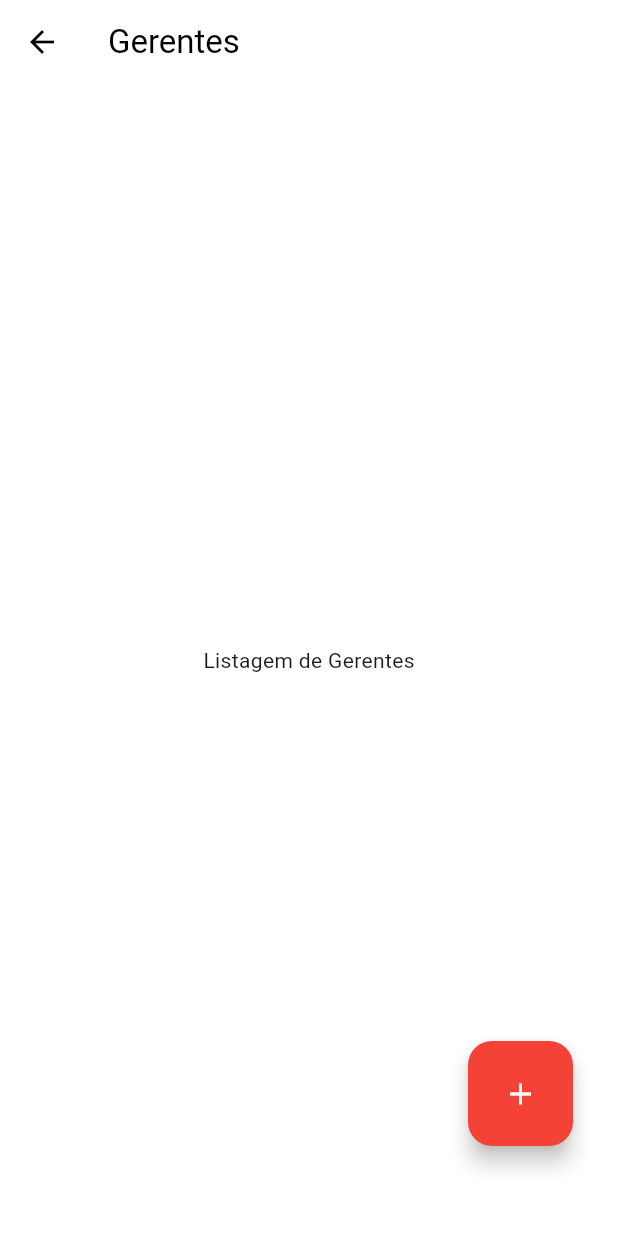
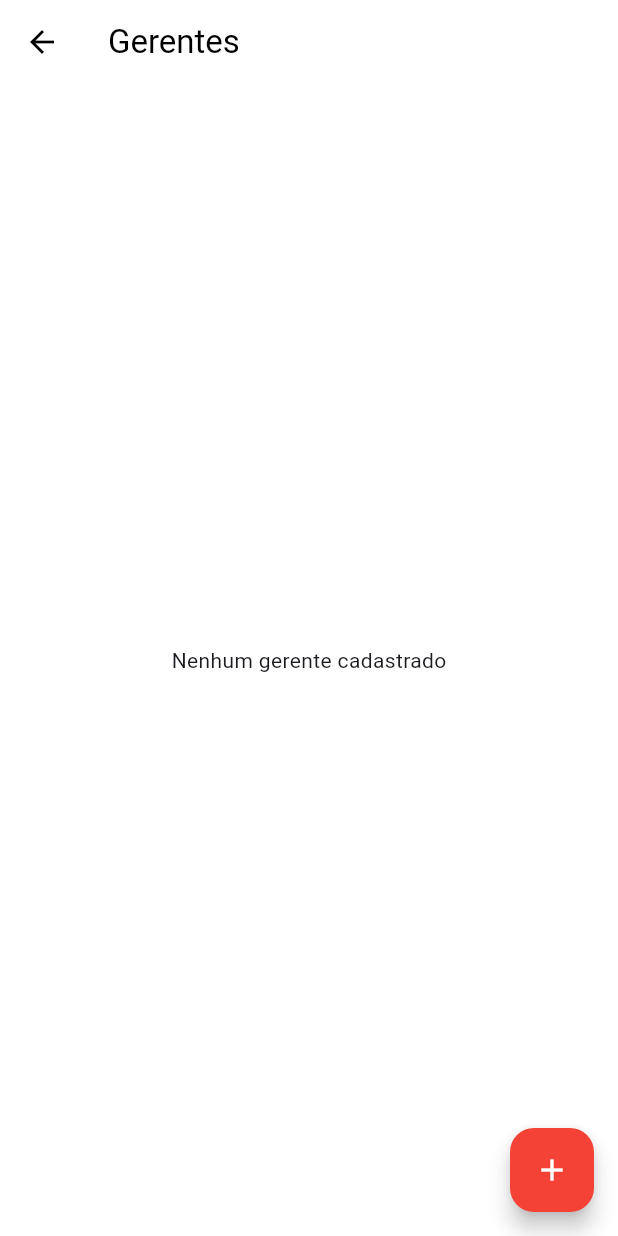
Before and after one commit to Leticia-LC/Desafio-Final, a Flutter app: the GerentesScreen screen opened directly, on a phone screen of 412 x 824 dp. Run offline on Flutter 3.47's test engine with Material 3 defaults, Android fonts, the light colour scheme and no system bars; our stand-ins replace mask_text_input_formatter, shared_preferences, sqflite; accounts and stored records are empty.

Commit message:
Listar Gerentes e algumas alterações no banco de dados

```diff
--- a/desafio_final/lib/Model/Database.dart
+++ b/desafio_final/lib/Model/Database.dart
@@ -147,30 +147,25 @@ class DatabaseHelper {
   }
 
   // Operações para Gerente
-  Future<int> saveGerente(Gerente gerente) async {
+  Future<void> saveGerente(Gerente gerente) async {
     var dbClient = await db;
-    return await dbClient.insert('Gerente', gerente.toMap());
+    await dbClient.insert('Gerente', gerente.toMap(),
+        conflictAlgorithm: ConflictAlgorithm.replace);
   }
 
   Future<List<Gerente>> getGerentes() async {
     var dbClient = await db;
-    List<Map> maps = await dbClient.query('Gerente', columns: [
-      'cpf',
-      'managerName',
-      'managerState',
-      'managerphoneNumber',
-      'percentage'
-    ]);
+    List<Map<String, dynamic>> maps = await dbClient.query('Gerente');
     List<Gerente> gerentes = [];
     for (var map in maps) {
-      gerentes.add(Gerente.fromMap(map as Map<String, dynamic>));
+      gerentes.add(Gerente.fromMap(map));
     }
     return gerentes;
   }
 
-  Future<int> deleteGerente(String cpf) async {
+  Future<void> deleteGerente(String cpf) async {
     var dbClient = await db;
-    return await dbClient.delete('Gerente', where: 'cpf = ?', whereArgs: [cpf]);
+    await dbClient.delete('Gerente', where: 'cpf = ?', whereArgs: [cpf]);
   }
 
   Future<int> updateGerente(Gerente gerente) async {
--- a/desafio_final/lib/Model/Gerente.dart
+++ b/desafio_final/lib/Model/Gerente.dart
@@ -1,6 +1,6 @@
 class Gerente {
   String managerName;
-  int cpf;
+  String cpf;
   String managerState;
   String managerphoneNumber;
   int percentage;
--- a/desafio_final/lib/View/Gerentes.dart
+++ b/desafio_final/lib/View/Gerentes.dart
@@ -1,8 +1,25 @@
 import 'package:flutter/material.dart';
-
+import '../Model/Database.dart';
+import '../Model/Gerente.dart';
 import 'Cadastro_gerentes.dart';
 
-class GerentesScreen extends StatelessWidget {
+class GerentesScreen extends StatefulWidget {
+  @override
+  _GerentesScreenState createState() => _GerentesScreenState();
+}
+
+class _GerentesScreenState extends State<GerentesScreen> {
+  final DatabaseHelper _dbHelper = DatabaseHelper();
+
+  Future<List<Gerente>> _fetchGerentes() async {
+    return await _dbHelper.getGerentes();
+  }
+
+  void _deleteGerente(String cpf) async {
+    await _dbHelper.deleteGerente(cpf);
+    setState(() {});
+  }
+
   @override
   Widget build(BuildContext context) {
     return Scaffold(
@@ -12,32 +29,100 @@ class GerentesScreen extends StatelessWidget {
         iconTheme: IconThemeData(color: Colors.black),
         title: Text('Gerentes', style: TextStyle(color: Colors.black)),
       ),
-      body: Stack(
+      body: FutureBuilder<List<Gerente>>(
+        future: _fetchGerentes(),
+        builder: (context, snapshot) {
+          if (snapshot.connectionState == ConnectionState.waiting) {
+            return Center(child: CircularProgressIndicator());
+          } else if (snapshot.hasError) {
+            return Center(child: Text('Erro ao carregar os gerentes'));
+          } else if (!snapshot.hasData || snapshot.data!.isEmpty) {
+            return Center(child: Text('Nenhum gerente cadastrado'));
+          } else {
+            return ListView.builder(
+              padding: const EdgeInsets.all(16.0),
+              itemCount: snapshot.data!.length,
+              itemBuilder: (context, index) {
+                final gerente = snapshot.data![index];
+                return Container(
+                  margin: const EdgeInsets.symmetric(vertical: 8.0),
+                  padding: const EdgeInsets.all(16.0),
+                  decoration: BoxDecoration(
+                    color: Colors.grey[200],
+                    borderRadius: BorderRadius.circular(8.0),
+                  ),
+                  child: Row(
+                    crossAxisAlignment: CrossAxisAlignment.start,
                     children: [
-          Center(
-            child: Text('Listagem de Gerentes'),
+                      Expanded(
+                        child: Column(
+                          crossAxisAlignment: CrossAxisAlignment.start,
+                          children: [
+                            Text(
+                              'Nome: ${gerente.managerName}',
+                              style: TextStyle(fontSize: 16, fontWeight: FontWeight.bold),
                             ),
-          Positioned(
-            bottom: 60,
-            right: 30,
-            child: Container(
-              width: 70,
-              height: 70,
-              child: FloatingActionButton(
-                heroTag: null,
+                            SizedBox(height: 8.0),
+                            Text('Telefone: ${gerente.managerphoneNumber}'),
+                            SizedBox(height: 8.0),
+                            Text('CPF: ${gerente.cpf}'),
+                            SizedBox(height: 8.0),
+                            Text('Estado: ${gerente.managerState}'),
+                            SizedBox(height: 8.0),
+                            Text('Percentual de Comissão: ${gerente.percentage}%'),
+                          ],
+                        ),
+                      ),
+                      IconButton(
+                        icon: Icon(Icons.delete, color: Colors.red),
                         onPressed: () {
-                  Navigator.push(
+                          showDialog(
+                            context: context,
+                            builder: (BuildContext context) {
+                              return AlertDialog(
+                                title: Text('Deseja deletar gerente?'),
+                                content: Text('Tem certeza que deseja deletar o gerente ${gerente.managerName}?'),
+                                actions: [
+                                  TextButton(
+                                    child: Text('Não'),
+                                    onPressed: () {
+                                      Navigator.of(context).pop();
+                                    },
+                                  ),
+                                  TextButton(
+                                    child: Text('Sim'),
+                                    onPressed: () {
+                                      _deleteGerente(gerente.cpf);
+                                      Navigator.of(context).pop();
+                                    },
+                                  ),
+                                ],
+                              );
+                            },
+                          );
+                        },
+                      ),
+                    ],
+                  ),
+                );
+              },
+            );
+          }
+        },
+      ),
+      floatingActionButton: FloatingActionButton(
+        onPressed: () async {
+          bool? gerenteCadastrado = await Navigator.push(
             context,
             MaterialPageRoute(builder: (context) => CadastroGerentesScreen()),
           );
+          if (gerenteCadastrado == true) {
+            setState(() {});
+          }
         },
         backgroundColor: Colors.red,
         child: Icon(Icons.add, color: Colors.white),
       ),
-            ),
-          ),
-        ],
-      ),
     );
   }
 }
```
Also changed, not shown: desafio_final/lib/View/Cadastro_gerentes.dart (+8 -2 lines). Lines whose indentation alone changed are shown as unchanged.
